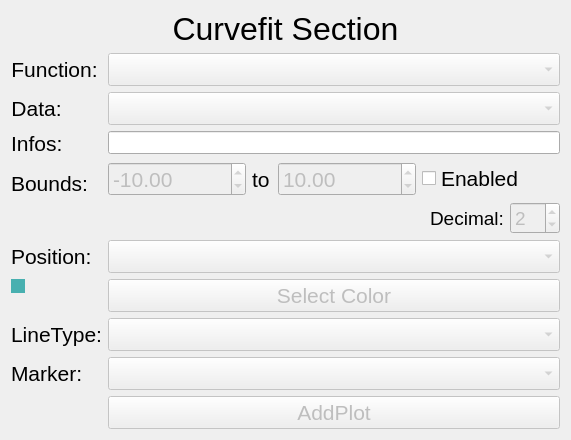
Old version of the form View/CurvefitWindow.ui in the repository BETRU21/GraphicGenerator.
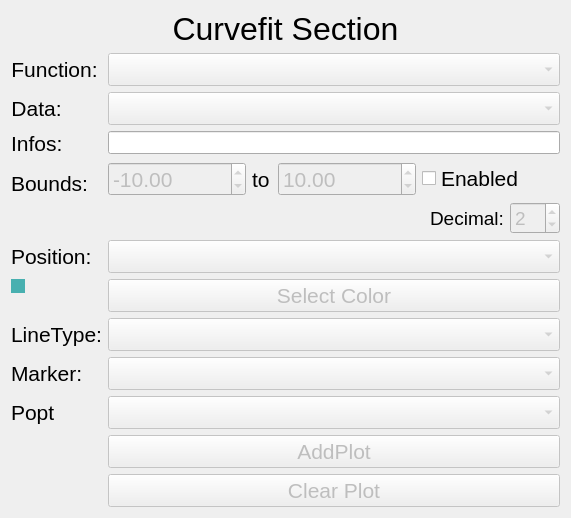
New version of the form.

Commit message: add curvefit Functionnality

```diff
--- a/View/CurvefitWindow.ui
+++ b/View/CurvefitWindow.ui
@@ -7,7 +7,7 @@
     <x>0</x>
     <y>0</y>
     <width>571</width>
-    <height>423</height>
+    <height>503</height>
    </rect>
   </property>
   <property name="windowTitle">
@@ -354,7 +354,7 @@
        </property>
       </widget>
      </item>
-     <item row="9" column="1">
+     <item row="10" column="1">
       <widget class="QPushButton" name="pb_addPlot">
        <property name="enabled">
         <bool>false</bool>
@@ -369,6 +369,45 @@
        </property>
       </widget>
      </item>
+     <item row="11" column="1">
+      <widget class="QPushButton" name="pb_clear">
+       <property name="enabled">
+        <bool>false</bool>
+       </property>
+       <property name="font">
+        <font>
+         <pointsize>16</pointsize>
+        </font>
+       </property>
+       <property name="text">
+        <string>Clear Plot</string>
+       </property>
+      </widget>
+     </item>
+     <item row="9" column="1">
+      <widget class="QComboBox" name="cmb_popt">
+       <property name="enabled">
+        <bool>false</bool>
+       </property>
+       <property name="font">
+        <font>
+         <pointsize>16</pointsize>
+        </font>
+       </property>
+      </widget>
+     </item>
+     <item row="9" column="0">
+      <widget class="QLabel" name="label_11">
+       <property name="font">
+        <font>
+         <pointsize>16</pointsize>
+        </font>
+       </property>
+       <property name="text">
+        <string>Popt</string>
+       </property>
+      </widget>
+     </item>
     </layout>
    </item>
   </layout>
```
The commit also changes 12 other files.
